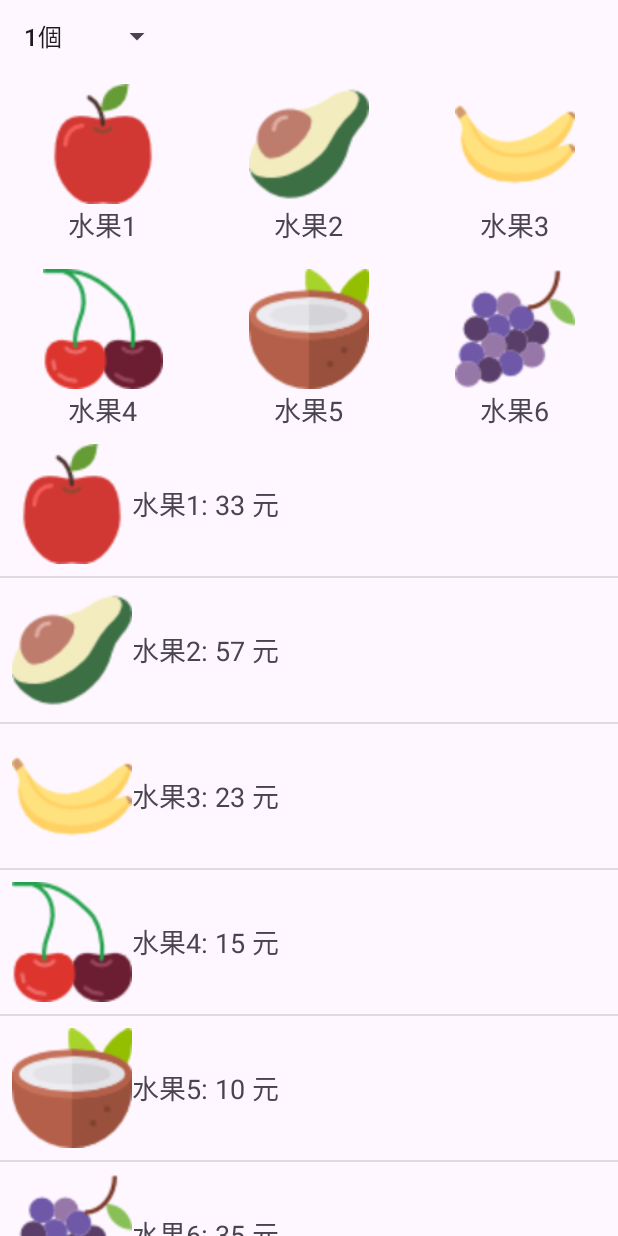
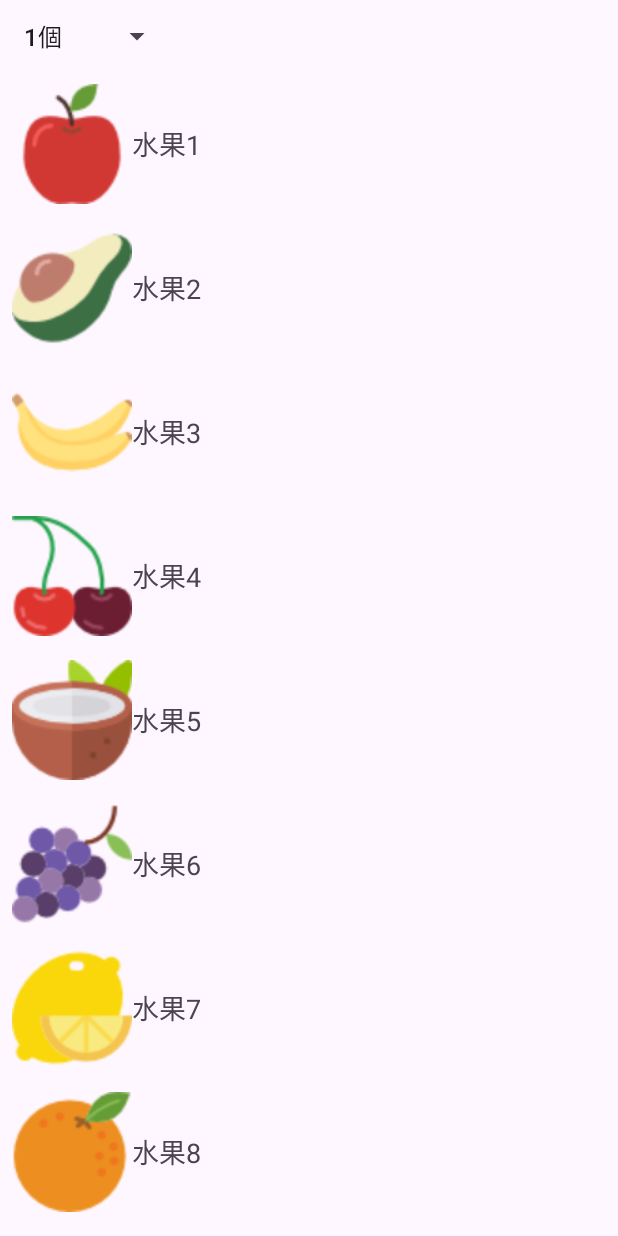
Before and after one commit to rgmmmt4r/android_practice, an Android app: the screen it shows after launch (MainActivity), on a phone screen of 412 x 824 dp. Run offline under Robolectric (Android 15) with nearby library versions, the phone set to English and light mode, and no system bars.

Commit message:
RecyclerView using linearLayoutManager

```diff
--- a/ShoppingList/app/src/main/java/com/example/shoppinglist/MainActivity.kt
+++ b/ShoppingList/app/src/main/java/com/example/shoppinglist/MainActivity.kt
@@ -10,6 +10,9 @@ import androidx.activity.enableEdgeToEdge
 import androidx.appcompat.app.AppCompatActivity
 import androidx.core.view.ViewCompat
 import androidx.core.view.WindowInsetsCompat
+import androidx.recyclerview.widget.GridLayoutManager
+import androidx.recyclerview.widget.LinearLayoutManager
+import androidx.recyclerview.widget.RecyclerView
 
 class MainActivity : AppCompatActivity() {
     override fun onCreate(savedInstanceState: Bundle?) {
@@ -23,8 +26,9 @@ class MainActivity : AppCompatActivity() {
         }
 
         val spinner = findViewById<Spinner>(R.id.spinner)
-        val listView = findViewById<ListView>(R.id.listView)
-        val gridView = findViewById<GridView>(R.id.gridView)
+//        val listView = findViewById<ListView>(R.id.listView)
+//        val gridView = findViewById<GridView>(R.id.gridView)
+        val recyclerView = findViewById<RecyclerView>(R.id.recyclerView)
 
         val count = ArrayList<String>()
 
@@ -42,11 +46,15 @@ class MainActivity : AppCompatActivity() {
         }
         array.recycle()
         spinner.adapter = ArrayAdapter(this,android.R.layout.simple_list_item_1,count)
-        gridView.numColumns = 3
-        gridView.adapter = MyAdapter(this,item,R.layout.adapter_vertical)
-        listView.adapter = MyAdapter(this,item,R.layout.adapter_horizontal)
+//        gridView.numColumns = 3
 
-
+        val linearLayoutManager = LinearLayoutManager(this)
+        linearLayoutManager.orientation = LinearLayoutManager.VERTICAL
+        recyclerView.layoutManager = linearLayoutManager
+        recyclerView.adapter = MyAdapter(item,R.layout.adapter_horizontal)
+//        val gridLayoutManager = GridLayoutManager(this,3)
+//        recyclerView.layoutManager = gridLayoutManager
+//        recyclerView.adapter = MyAdapter(item,R.layout.adapter_vertical)
 
     }
 }
--- a/ShoppingList/app/src/main/java/com/example/shoppinglist/MyAdapter.kt
+++ b/ShoppingList/app/src/main/java/com/example/shoppinglist/MyAdapter.kt
@@ -1,44 +1,40 @@
 package com.example.shoppinglist
 
 import android.content.Context
+import android.view.LayoutInflater
 import android.view.View
 import android.view.ViewGroup
 import android.widget.ArrayAdapter
 import android.widget.ImageView
 import android.widget.TextView
+import androidx.recyclerview.widget.RecyclerView
 
 
 class MyAdapter(
-    context: Context,
-    data: List<Item>,
-    private val layout: Int) :ArrayAdapter<Item>(context,layout,data) {
-    class ViewHolder(v: View) {
-        val imgPhoto: ImageView = v.findViewById(R.id.imgPhoto)
-        val tvMsg: TextView = v.findViewById(R.id.tvMsg)
+    private val data: List<Item>,
+    private val layout: Int
+) :RecyclerView.Adapter<MyAdapter.MyViewHolder>() {
+    class MyViewHolder(
+        v: View
+    ): RecyclerView.ViewHolder(v){
+        private val imgPhoto: ImageView = v.findViewById(R.id.imgPhoto)
+        private val tvMsg: TextView = v.findViewById(R.id.tvMsg)
+
+        fun bind(item: Item){
+            imgPhoto.setImageResource(item.photo)
+            tvMsg.text = item.name
+        }
     }
-    override fun getView(
-        position: Int,
-        convertView: View?,
-        parent: ViewGroup
-    ): View {
-        val view: View
-        val holder: ViewHolder
-        if(convertView == null){
-            view = View.inflate(context,layout,null)
-            holder = ViewHolder(view)
-            view.tag = holder
-        }else{
-            view = convertView
-            holder = view.tag as ViewHolder
+
+    override fun onCreateViewHolder(parent: ViewGroup, viewType: Int)
+    : MyViewHolder {
+            val view = LayoutInflater.from(parent.context)
+                .inflate(layout,parent, false)
+            return MyViewHolder(view)
         }
-        val item = getItem(position) ?: return view
-        holder.imgPhoto.setImageResource(item.photo)
-        holder.tvMsg.text = if(layout == R.layout.adapter_vertical){
-            item.name
 
-        }else{
-            "${item.name}: ${item.price} 元"
-        }
-        return view
+    override fun getItemCount(): Int = data.size
+    override fun onBindViewHolder(holder: MyViewHolder, position: Int) {
+        holder.bind(data[position])
     }
-    }
+}
--- a/ShoppingList/app/src/main/res/layout/activity_main.xml
+++ b/ShoppingList/app/src/main/res/layout/activity_main.xml
@@ -15,20 +15,20 @@
         app:layout_constraintStart_toStartOf="parent"
         app:layout_constraintTop_toTopOf="parent"/>
 
-    <GridView
-        android:id="@+id/gridView"
+    <androidx.recyclerview.widget.RecyclerView
+        android:id="@+id/recyclerView"
         android:layout_width="match_parent"
-        android:layout_height="240dp"
+        android:layout_height="wrap_content"
         android:numColumns="3"
         app:layout_constraintTop_toBottomOf="@+id/spinner"
         tools:listitem="@layout/adapter_vertical"/>
 
-    <ListView
-        android:id="@+id/listView"
-        android:layout_width="match_parent"
-        android:layout_height="0dp"
-        app:layout_constraintBottom_toBottomOf="parent"
-        app:layout_constraintTop_toBottomOf="@id/gridView"
-        tools:listitem="@layout/adapter_horizontal"/>
+<!--    <ListView-->
+<!--        android:id="@+id/listView"-->
+<!--        android:layout_width="match_parent"-->
+<!--        android:layout_height="0dp"-->
+<!--        app:layout_constraintBottom_toBottomOf="parent"-->
+<!--        app:layout_constraintTop_toBottomOf="@id/recyclerView"-->
+<!--        tools:listitem="@layout/adapter_horizontal"/>-->
 
 </androidx.constraintlayout.widget.ConstraintLayout>
```
